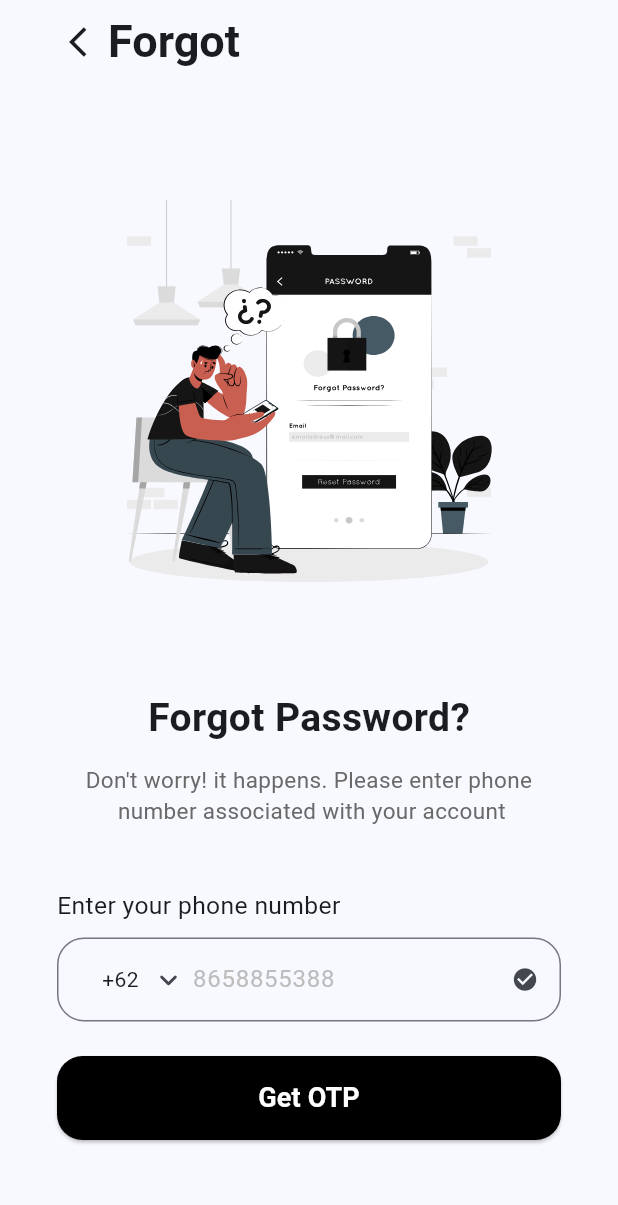
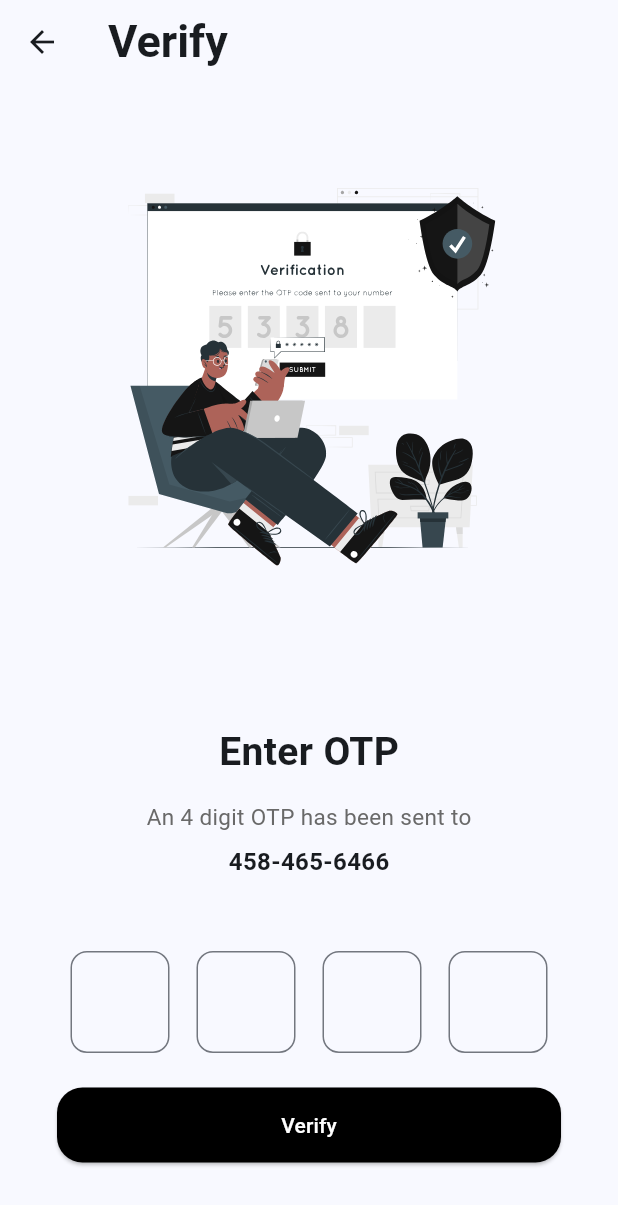
Before and after one commit to haidar-miqdad/auth_page, a Flutter app: the ForgotPasswordPage screen opened directly, after a tap on "Get OTP", on a phone screen of 412 x 824 dp. Shown: the top 1205 px of the screen. Run offline on Flutter 3.47's test engine with Material 3 defaults, Android fonts, the phone set to English and light mode, and no system bars; our stand-ins replace flutter_svg, google_fonts.

Commit message:
feat: verify page

```diff
--- a/lib/main.dart
+++ b/lib/main.dart
@@ -1,7 +1,5 @@
-import 'package:authtentication_flutter/icons/icons.dart';
+import 'package:authtentication_flutter/pages/login_page.dart';
 import 'package:flutter/material.dart';
-import 'package:flutter/services.dart';
-import 'package:flutter_svg/svg.dart';
 import 'package:google_fonts/google_fonts.dart';
 
 
@@ -18,117 +16,7 @@ class MyApp extends StatelessWidget {
       debugShowCheckedModeBanner: false,
       title: 'Flutter Demo',
       theme: ThemeData(colorScheme: ColorScheme.fromSeed(seedColor: Colors.blue), useMaterial3: true, fontFamily: GoogleFonts.roboto().fontFamily),
-      home: const ForgotPasswordPage(),
+      home: const LoginPage(),
     );
   }
 }
-
-
-class ForgotPasswordPage extends StatelessWidget {
-  const ForgotPasswordPage({super.key});
-
-  @override
-  Widget build(BuildContext context) {
-    return Scaffold(
-      appBar: AppBar(
-        leading: Padding(
-          padding: const EdgeInsets.only(left: 38.0),
-          child: IconButton(
-            onPressed: () {  },
-            icon: const Icon(Icons.arrow_back_ios),
-          ),
-        ),
-        title: const Text(
-          'Forgot',
-          style: TextStyle(fontSize: 30, fontWeight: FontWeight.bold),
-        ),
-      ),
-      body: Center(
-        child: Padding(
-          padding: const EdgeInsets.only(top: 77.0, right: 38, left: 38),
-          child: Column(
-            children: [
-              SvgPicture.string(forgotImage),
-              const SizedBox(height: 72,),
-              const Text(
-                'Forgot Password?',
-                style: TextStyle(
-                  fontSize: 26,
-                  fontWeight: FontWeight.bold
-              ),),
-              const SizedBox(height: 12,),
-              const Text(
-                textAlign: TextAlign.center,
-                  'Don\'t worry! it happens. Please enter phone\n number associated with your account',
-                  style: TextStyle(
-                    fontSize: 15,
-                    fontWeight: FontWeight.normal,
-                    color: Color(0xff696969),
-                  ),
-              ),
-              const SizedBox(height: 41,),
-              const Align(
-                alignment: Alignment.centerLeft,
-                child: Text(
-                  'Enter your phone number',
-                  style: TextStyle(fontSize: 16.43, fontWeight: FontWeight.normal),
-                ),
-              ),
-              const SizedBox(
-                height: 10,
-              ),
-              TextField(
-                keyboardType: TextInputType.phone,
-                inputFormatters: [FilteringTextInputFormatter.digitsOnly],
-                decoration: InputDecoration(
-                  border: OutlineInputBorder(borderRadius: BorderRadius.circular(18), borderSide: const BorderSide(color: Colors.grey)),
-                  focusedBorder: OutlineInputBorder(borderRadius: BorderRadius.circular(18), borderSide: const BorderSide(color: Colors.grey)),
-                  prefixIcon: const Padding(
-                    padding: EdgeInsets.only(left: 30.0),
-                    child: Row(
-                      mainAxisSize: MainAxisSize.min,
-                      children: [
-                        Text('+62'),
-                        SizedBox(
-                          width: 8,
-                        ),
-                        Icon(Icons.keyboard_arrow_down_rounded)
-                      ],
-                    ),
-                  ),
-                  hintText: '8658855388',
-                  hintStyle: TextStyle(color: Colors.grey.shade400),
-                  suffixIcon: const Icon(
-                    Icons.check_circle,
-                    size: 18,
-                  ),
-                ),
-              ),
-              const SizedBox(height: 23,),
-
-
-              SizedBox(
-                width: double.infinity,
-                child: ElevatedButton(
-                  onPressed: () {},
-                  style: ElevatedButton.styleFrom(
-                    backgroundColor: Colors.black,
-                    foregroundColor: Colors.white,
-                    padding: const EdgeInsets.symmetric(vertical: 15),
-                    shape: RoundedRectangleBorder(
-                      borderRadius: BorderRadius.circular(17),
-                    ),
-                  ),
-                  child: const Text(
-                    'Get OTP',
-                    style: TextStyle(fontSize: 18, fontWeight: FontWeight.bold),
-                  ),
-                ),
-              ),
-            ],
-          ),
-        ),
-      ),
-    );
-  }
-}
--- /dev/null
+++ b/lib/pages/forgot_password_page.dart
@@ -0,0 +1,129 @@
+import 'package:authtentication_flutter/pages/verify_page.dart';
+import 'package:flutter/material.dart';
+import 'package:flutter/services.dart';
+import 'package:flutter_svg/svg.dart';
+
+import '../icons/icons.dart';
+import 'login_page.dart';
+
+class ForgotPasswordPage extends StatelessWidget {
+  const ForgotPasswordPage({super.key});
+
+  @override
+  Widget build(BuildContext context) {
+    return Scaffold(
+      appBar: AppBar(
+        leading: Padding(
+          padding: const EdgeInsets.only(left: 38.0),
+          child: IconButton(
+            onPressed: () {
+              Navigator.pop(context);
+            },
+            icon: const Icon(Icons.arrow_back_ios),
+          ),
+        ),
+        title: const Text(
+          'Forgot',
+          style: TextStyle(fontSize: 30, fontWeight: FontWeight.bold),
+        ),
+      ),
+      body: Center(
+        child: Padding(
+          padding: const EdgeInsets.only(top: 77.0, right: 38, left: 38),
+          child: Column(
+            children: [
+              SvgPicture.string(forgotImage),
+              const SizedBox(
+                height: 72,
+              ),
+              const Text(
+                'Forgot Password?',
+                style: TextStyle(fontSize: 26, fontWeight: FontWeight.bold),
+              ),
+              const SizedBox(
+                height: 12,
+              ),
+              const Text(
+                textAlign: TextAlign.center,
+                'Don\'t worry! it happens. Please enter phone\n number associated with your account',
+                style: TextStyle(
+                  fontSize: 15,
+                  fontWeight: FontWeight.normal,
+                  color: Color(0xff696969),
+                ),
+              ),
+              const SizedBox(
+                height: 41,
+              ),
+              const Align(
+                alignment: Alignment.centerLeft,
+                child: Text(
+                  'Enter your phone number',
+                  style: TextStyle(fontSize: 16.43, fontWeight: FontWeight.normal),
+                ),
+              ),
+              const SizedBox(
+                height: 10,
+              ),
+              TextField(
+                keyboardType: TextInputType.phone,
+                inputFormatters: [FilteringTextInputFormatter.digitsOnly],
+                decoration: InputDecoration(
+                  border: OutlineInputBorder(borderRadius: BorderRadius.circular(18), borderSide: const BorderSide(color: Colors.grey)),
+                  focusedBorder: OutlineInputBorder(borderRadius: BorderRadius.circular(18), borderSide: const BorderSide(color: Colors.grey)),
+                  prefixIcon: const Padding(
+                    padding: EdgeInsets.only(left: 30.0),
+                    child: Row(
+                      mainAxisSize: MainAxisSize.min,
+                      children: [
+                        Text('+62'),
+                        SizedBox(
+                          width: 8,
+                        ),
+                        Icon(Icons.keyboard_arrow_down_rounded)
+                      ],
+                    ),
+                  ),
+                  hintText: '8658855388',
+                  hintStyle: TextStyle(color: Colors.grey.shade400),
+                  suffixIcon: const Icon(
+                    Icons.check_circle,
+                    size: 18,
+                  ),
+                ),
+              ),
+              const SizedBox(
+                height: 23,
+              ),
+              SizedBox(
+                width: double.infinity,
+                child: ElevatedButton(
+                  onPressed: () {
+                    Navigator.push(
+                      context,
+                      MaterialPageRoute(
+                        builder: (context) => const VerifyPage(),
+                      ),
+                    );
+                  },
+                  style: ElevatedButton.styleFrom(
+                    backgroundColor: Colors.black,
+                    foregroundColor: Colors.white,
+                    padding: const EdgeInsets.symmetric(vertical: 15),
+                    shape: RoundedRectangleBorder(
+                      borderRadius: BorderRadius.circular(17),
+                    ),
+                  ),
+                  child: const Text(
+                    'Get OTP',
+                    style: TextStyle(fontSize: 18, fontWeight: FontWeight.bold),
+                  ),
+                ),
+              ),
+            ],
+          ),
+        ),
+      ),
+    );
+  }
+}
--- a/lib/pages/login_page.dart
+++ b/lib/pages/login_page.dart
@@ -1,4 +1,4 @@
-
+import 'package:authtentication_flutter/pages/forgot_password_page.dart';
 import 'package:flutter/material.dart';
 import 'package:flutter/services.dart';
 import 'package:flutter_svg/svg.dart';
@@ -13,7 +13,6 @@ class LoginPage extends StatefulWidget {
 }
 
 class _LoginPageState extends State<LoginPage> {
-
   bool isObscure = true;
 
   @override
@@ -107,7 +106,14 @@ class _LoginPageState extends State<LoginPage> {
                 style: TextButton.styleFrom(
                   splashFactory: NoSplash.splashFactory,
                 ),
-                onPressed: () {},
+                onPressed: () {
+                  Navigator.push(
+                    context,
+                    MaterialPageRoute(
+                      builder: (context) => const ForgotPasswordPage(),
+                    ),
+                  );
+                },
                 child: const Text(
                   'Forgot Password?',
                   style: TextStyle(fontSize: 16, fontWeight: FontWeight.normal),
@@ -170,7 +176,7 @@ class _LoginPageState extends State<LoginPage> {
               ),
             ),
             OutlinedButton(
-              style: OutlinedButton.styleFrom(padding: const EdgeInsets.symmetric( vertical: 15), shape: RoundedRectangleBorder(borderRadius: BorderRadius.circular(17))),
+              style: OutlinedButton.styleFrom(padding: const EdgeInsets.symmetric(vertical: 15), shape: RoundedRectangleBorder(borderRadius: BorderRadius.circular(17))),
               onPressed: () {},
               child: Row(
                 mainAxisAlignment: MainAxisAlignment.center,
@@ -204,15 +210,10 @@ class _LoginPageState extends State<LoginPage> {
             ),
             Align(
               child: GestureDetector(
-                onTap: (){},
+                onTap: () {},
                 child: const Text(
                   'Continue as Guest',
-                  style: TextStyle(
-                      fontSize: 16,
-                      fontWeight: FontWeight.bold,
-                      color: Color(0xff9D9D9D),
-                      decoration: TextDecoration.underline
-                  ),
+                  style: TextStyle(fontSize: 16, fontWeight: FontWeight.bold, color: Color(0xff9D9D9D), decoration: TextDecoration.underline),
                 ),
               ),
             )
--- /dev/null
+++ b/lib/pages/verify_page.dart
@@ -0,0 +1,178 @@
+import 'package:authtentication_flutter/icons/icons.dart';
+import 'package:flutter/material.dart';
+import 'package:flutter/services.dart';
+import 'package:flutter_svg/flutter_svg.dart';
+
+class VerifyPage extends StatelessWidget {
+  const VerifyPage({super.key});
+
+  @override
+  Widget build(BuildContext context) {
+    return Scaffold(
+      appBar: AppBar(
+        title: const Text(
+          'Verify',
+          style: TextStyle(
+            fontSize: 30,
+            fontWeight: FontWeight.bold,
+          ),
+        ),
+      ),
+      body: Padding(
+        padding: const EdgeInsets.only(top: 66.0, right: 38, left: 38),
+        child: Center(
+          child: Column(
+            children: [
+              SvgPicture.string(verifyImage),
+              const SizedBox(
+                height: 106.0,
+              ),
+              const Text(
+                'Enter OTP',
+                style: TextStyle(
+                  fontWeight: FontWeight.bold,
+                  fontSize: 26,
+                ),
+              ),
+              const SizedBox(
+                height: 14,
+              ),
+              const Text(
+                'An 4 digit OTP has been sent to',
+                style: TextStyle(
+                  fontSize: 15,
+                  fontWeight: FontWeight.normal,
+                  color: Color(0xff696969),
+                ),
+              ),
+              const SizedBox(
+                height: 8.0,
+              ),
+              const Text(
+                '458-465-6466',
+                style: TextStyle(
+                  fontSize: 16,
+                  fontWeight: FontWeight.bold,
+                ),
+              ),
+              const SizedBox(
+                height: 48,
+              ),
+             Row(
+               mainAxisAlignment: MainAxisAlignment.spaceAround,
+               children: [
+                 SizedBox(
+                   width: 66,
+                   child: TextField(
+                     decoration: InputDecoration(
+                       border: OutlineInputBorder(
+                         borderRadius: BorderRadius.circular(11),
+                         borderSide: const BorderSide(color: Color(0xffD1D1D1), width: 1),
+                       ),
+                       focusedBorder: OutlineInputBorder(
+                         borderRadius: BorderRadius.circular(11),
+                         borderSide: const BorderSide(color: Color(0xff000000), width: 1),
+                       ),
+                       counterText: '',
+                     ),
+                     maxLength: 1,
+                     textAlign: TextAlign.center,
+                     inputFormatters: [FilteringTextInputFormatter.digitsOnly],
+                     style: const TextStyle(
+                       fontWeight: FontWeight.bold,
+                       fontSize: 24,
+                     ),
+                   ),
+                 ),
+                 SizedBox(
+                   width: 66,
+                   child: TextField(
+                     decoration: InputDecoration(
+                       border: OutlineInputBorder(
+                         borderRadius: BorderRadius.circular(11),
+                         borderSide: const BorderSide(color: Color(0xffD1D1D1), width: 1),
+                       ),
+                       focusedBorder: OutlineInputBorder(
+                         borderRadius: BorderRadius.circular(11),
+                         borderSide: const BorderSide(color: Color(0xff000000), width: 1),
+                       ),
+                       counterText: '',
+                     ),
+                     maxLength: 1,
+                     textAlign: TextAlign.center,
+                     inputFormatters: [FilteringTextInputFormatter.digitsOnly],
+                     style: const TextStyle(
+                       fontWeight: FontWeight.bold,
+                       fontSize: 24,
+                     ),
+                   ),
+                 ),
+                 SizedBox(
+                   width: 66,
+                   child: TextField(
+                     decoration: InputDecoration(
+                       border: OutlineInputBorder(
+                         borderRadius: BorderRadius.circular(11),
+                         borderSide: const BorderSide(color: Color(0xffD1D1D1), width: 1),
+                       ),
+                       focusedBorder: OutlineInputBorder(
+                         borderRadius: BorderRadius.circular(11),
+                         borderSide: const BorderSide(color: Color(0xff000000), width: 1),
+                       ),
+                       counterText: '',
+                     ),
+                     maxLength: 1,
+                     textAlign: TextAlign.center,
+                     inputFormatters: [FilteringTextInputFormatter.digitsOnly],
+                     style: const TextStyle(
+                       fontWeight: FontWeight.bold,
+                       fontSize: 24,
+                     ),
+                   ),
+                 ),
+                 SizedBox(
+                   width: 66,
+                   child: TextField(
+                     decoration: InputDecoration(
+                       border: OutlineInputBorder(
+                         borderRadius: BorderRadius.circular(11),
+                         borderSide: const BorderSide(color: Color(0xffD1D1D1), width: 1),
+                       ),
+                       focusedBorder: OutlineInputBorder(
+                         borderRadius: BorderRadius.circular(11),
+                         borderSide: const BorderSide(color: Color(0xff000000), width: 1),
+                       ),
+                       counterText: '',
+                     ),
+                     maxLength: 1,
+                     textAlign: TextAlign.center,
+                     inputFormatters: [FilteringTextInputFormatter.digitsOnly],
+                     style: const TextStyle(
+                       fontWeight: FontWeight.bold,
+                       fontSize: 24,
+                     ),
+                   ),
+                 ),
+               ],
+             ),
+              const SizedBox(height: 23,),
+              SizedBox(
+                width: double.infinity,
+                child: ElevatedButton(
+                    onPressed: (){},
+                    style: ElevatedButton.styleFrom(
+                      backgroundColor: Colors.black,
+                      foregroundColor: Colors.white,
+                      shape: RoundedRectangleBorder(borderRadius: BorderRadius.circular(17),),
+                      padding: const EdgeInsets.symmetric(vertical: 15,),
+                    ),
+                    child: const Text('Verify'),
+                ),
+              ),
+            ],
+          ),
+        ),
+      ),
+    );
+  }
+}
```
